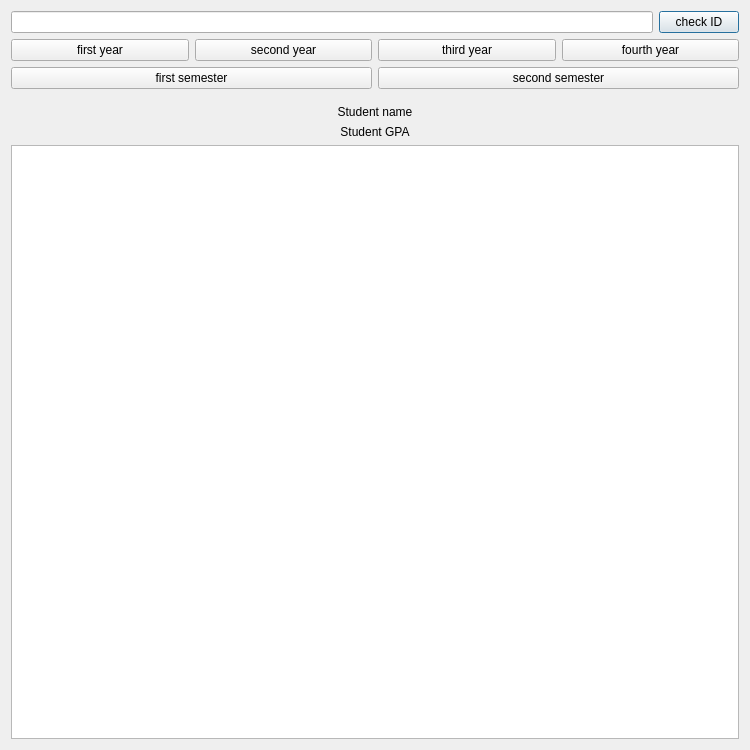
This is Project/studentsearching.ui in shawkyebrahim2514/student-system-management as Qt 5 draws it before an edit. The edited form follows.
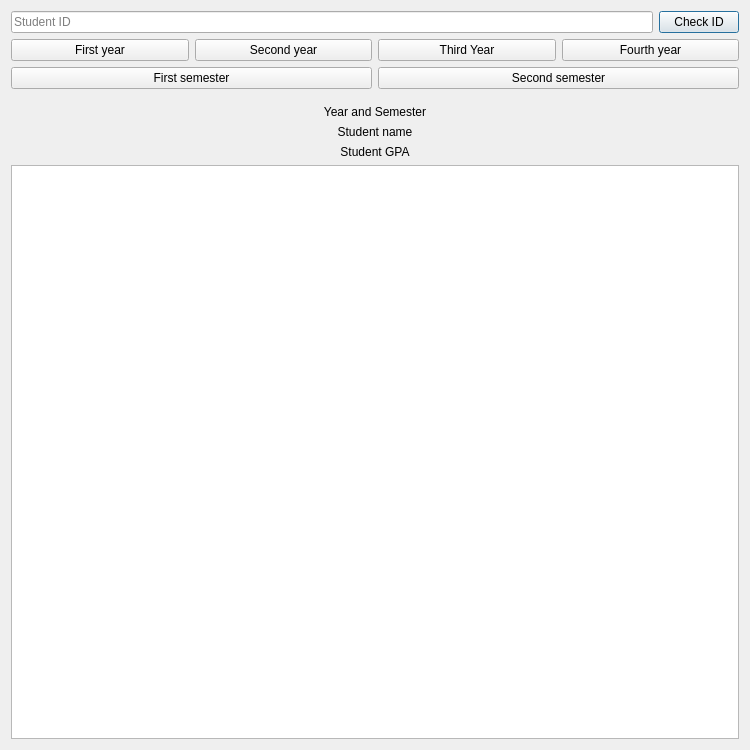
This is the edited form. Icons and pictures are not drawn.

What changed in the file:
```diff
--- a/Project/studentsearching.ui
+++ b/Project/studentsearching.ui
@@ -35,12 +35,16 @@
      <item>
       <layout class="QHBoxLayout" name="horizontalLayout_3">
        <item>
-        <widget class="QLineEdit" name="IDArea"/>
+        <widget class="QLineEdit" name="IDArea">
+         <property name="placeholderText">
+          <string>Student ID</string>
+         </property>
+        </widget>
        </item>
        <item>
         <widget class="QPushButton" name="checkIDBtn">
          <property name="text">
-          <string>check ID</string>
+          <string>Check ID</string>
          </property>
         </widget>
        </item>
@@ -51,28 +55,28 @@
        <item>
         <widget class="QPushButton" name="firstYearBtn">
          <property name="text">
-          <string>first year</string>
+          <string>First year</string>
          </property>
         </widget>
        </item>
        <item>
         <widget class="QPushButton" name="secondYearBtn">
          <property name="text">
-          <string>second year</string>
+          <string>Second year</string>
          </property>
         </widget>
        </item>
        <item>
         <widget class="QPushButton" name="thirdYearBtn">
          <property name="text">
-          <string>third year</string>
+          <string>Third Year</string>
          </property>
         </widget>
        </item>
        <item>
         <widget class="QPushButton" name="fourthYearBtn">
          <property name="text">
-          <string>fourth year</string>
+          <string>Fourth year</string>
          </property>
         </widget>
        </item>
@@ -83,14 +87,14 @@
        <item>
         <widget class="QPushButton" name="firstSemesterBtn">
          <property name="text">
-          <string>first semester</string>
+          <string>First semester</string>
          </property>
         </widget>
        </item>
        <item>
         <widget class="QPushButton" name="secondSemesterBtn">
          <property name="text">
-          <string>second semester</string>
+          <string>Second semester</string>
          </property>
         </widget>
        </item>
@@ -116,6 +120,16 @@
       <layout class="QVBoxLayout" name="verticalLayout_2">
        <item>
         <layout class="QVBoxLayout" name="verticalLayout">
+         <item>
+          <widget class="QLabel" name="yearAndSemesterLabel">
+           <property name="text">
+            <string>Year and Semester</string>
+           </property>
+           <property name="alignment">
+            <set>Qt::AlignCenter</set>
+           </property>
+          </widget>
+         </item>
          <item>
           <widget class="QLabel" name="studentNameLabel">
            <property name="text">
```
